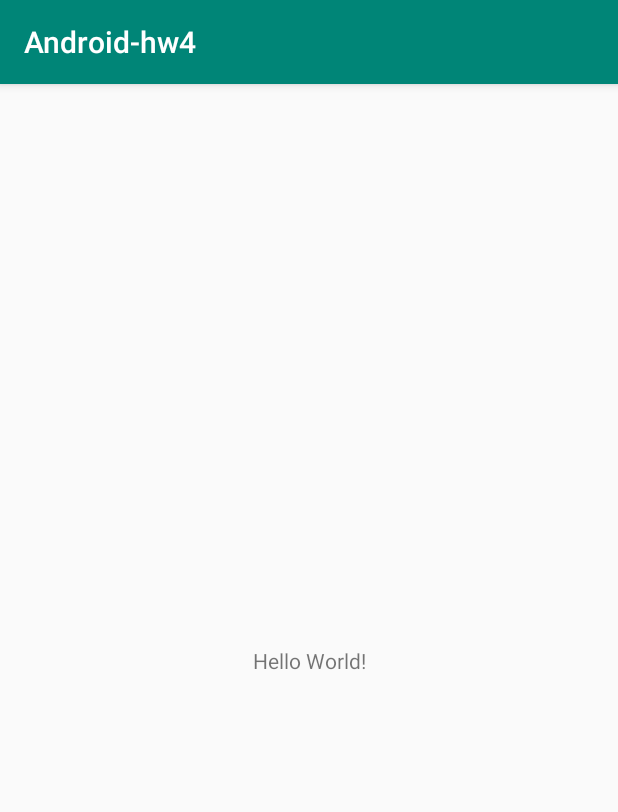
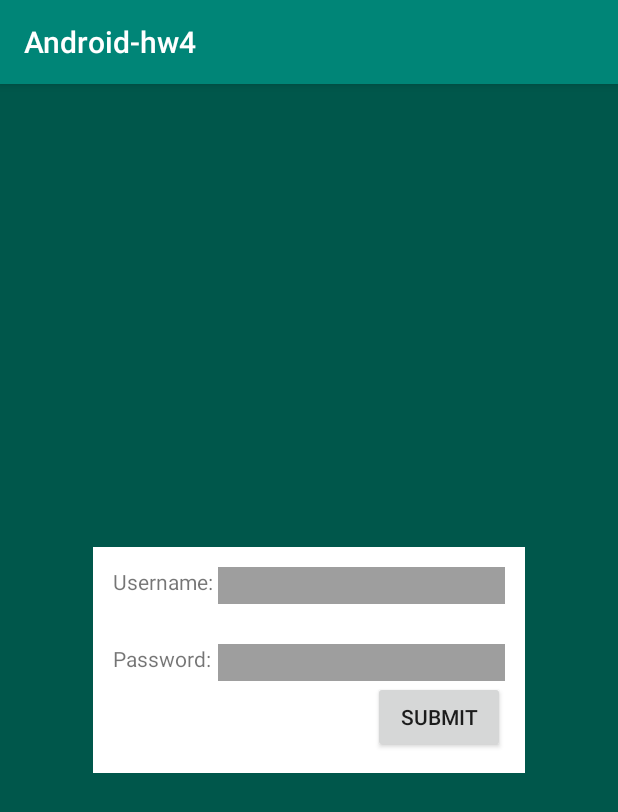
Before and after one commit to sergeydus/Android-hw4, an Android app: the screen it shows after launch (MainActivity), on a phone screen of 412 x 824 dp. Shown: the top 812 px of the screen. Run offline under Robolectric (Android 15) with nearby library versions, the phone set to English and light mode, and no system bars.

Commit message:
added xml for page1
added xml for page1
#1

```diff
--- a/app/src/main/res/layout/activity_main.xml
+++ b/app/src/main/res/layout/activity_main.xml
@@ -1,18 +1,75 @@
 <?xml version="1.0" encoding="utf-8"?>
-<android.support.constraint.ConstraintLayout xmlns:android="http://schemas.android.com/apk/res/android"
+<RelativeLayout xmlns:android="http://schemas.android.com/apk/res/android"
     xmlns:app="http://schemas.android.com/apk/res-auto"
     xmlns:tools="http://schemas.android.com/tools"
     android:layout_width="match_parent"
     android:layout_height="match_parent"
-    tools:context=".MainActivity">
+    tools:context=".MainActivity"
+    android:orientation="vertical">
+    <LinearLayout
+        android:layout_width="match_parent"
+        android:layout_height="match_parent"
+        android:layout_centerHorizontal="true"
+        android:layout_centerVertical="true"
+        android:background="@color/colorPrimaryDark"
+        android:weightSum="10"
+        android:gravity="center"
+        android:orientation="horizontal">
+        <RelativeLayout
+            android:layout_width="0dp"
+            android:layout_height="wrap_content"
+            android:layout_weight="7"
+            android:background="#FFFFFF">
+            <RelativeLayout
+                android:layout_margin="20px"
+                android:layout_marginBottom="2dp"
+                android:id="@+id/userlayout"
+                android:layout_width="match_parent"
+                android:layout_height="wrap_content">
+                <TextView
+                    android:id="@+id/usertextview"
+                    android:layout_width="70dp"
+                    android:layout_height="wrap_content"
 
-    <TextView
-        android:layout_width="wrap_content"
-        android:layout_height="wrap_content"
-        android:text="Hello World!"
-        app:layout_constraintBottom_toBottomOf="parent"
-        app:layout_constraintLeft_toLeftOf="parent"
-        app:layout_constraintRight_toRightOf="parent"
-        app:layout_constraintTop_toTopOf="parent" />
+                    android:text="Username:" />
 
-</android.support.constraint.ConstraintLayout>
+                <EditText
+                    android:id="@+id/username_edittext"
+                    android:layout_width="match_parent"
+                    android:layout_height="wrap_content"
+                    android:layout_toEndOf="@id/usertextview"
+                    android:background="#9E9E9E"/>
+            </RelativeLayout>
+            <RelativeLayout
+                android:layout_margin="20px"
+                android:layout_below="@+id/userlayout"
+                android:layout_width="match_parent"
+                android:layout_height="wrap_content">
+                <TextView
+                    android:id="@+id/userpassview"
+                    android:layout_width="70dp"
+                    android:layout_height="wrap_content"
+                    android:text="Password:" />
+                <EditText
+                    android:inputType="textPassword"
+                    android:id="@+id/password_edittext"
+                    android:layout_width="match_parent"
+                    android:layout_height="wrap_content"
+                    android:layout_toEndOf="@id/userpassview"
+                    android:background="#9E9E9E"/>
+                <Button
+                    android:layout_width="wrap_content"
+                    android:layout_height="wrap_content"
+                    android:layout_below="@id/password_edittext"
+                    android:layout_alignParentEnd="true"
+                    android:text="Submit"
+                    />
+            </RelativeLayout>
+
+        </RelativeLayout>
+
+    </LinearLayout>
+
+
+
+</RelativeLayout>
```
